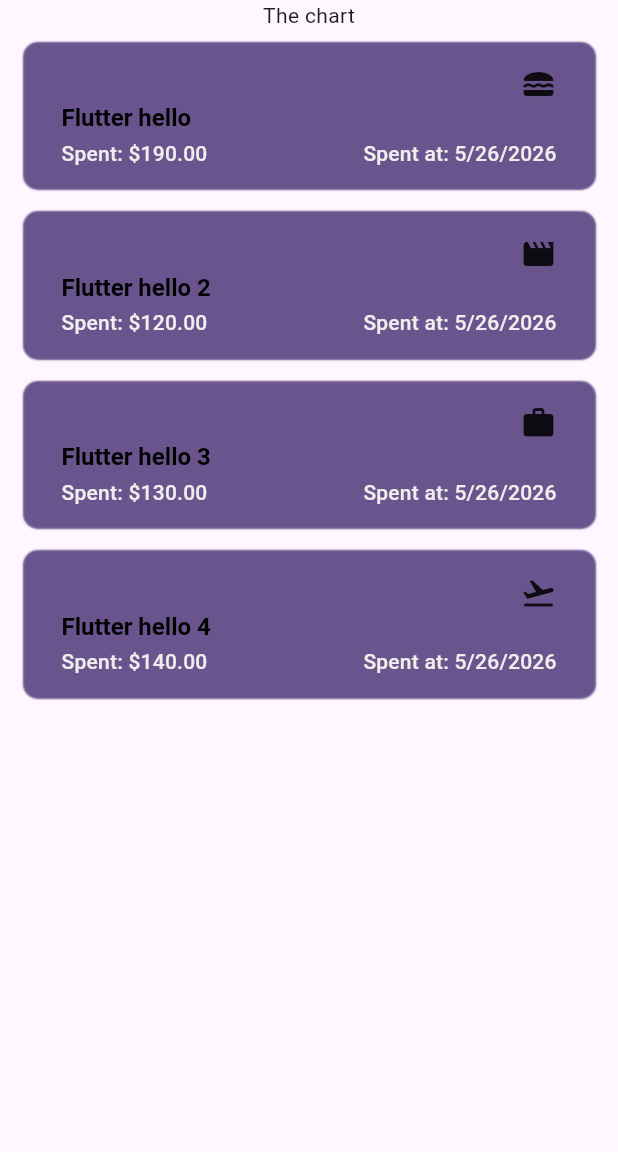
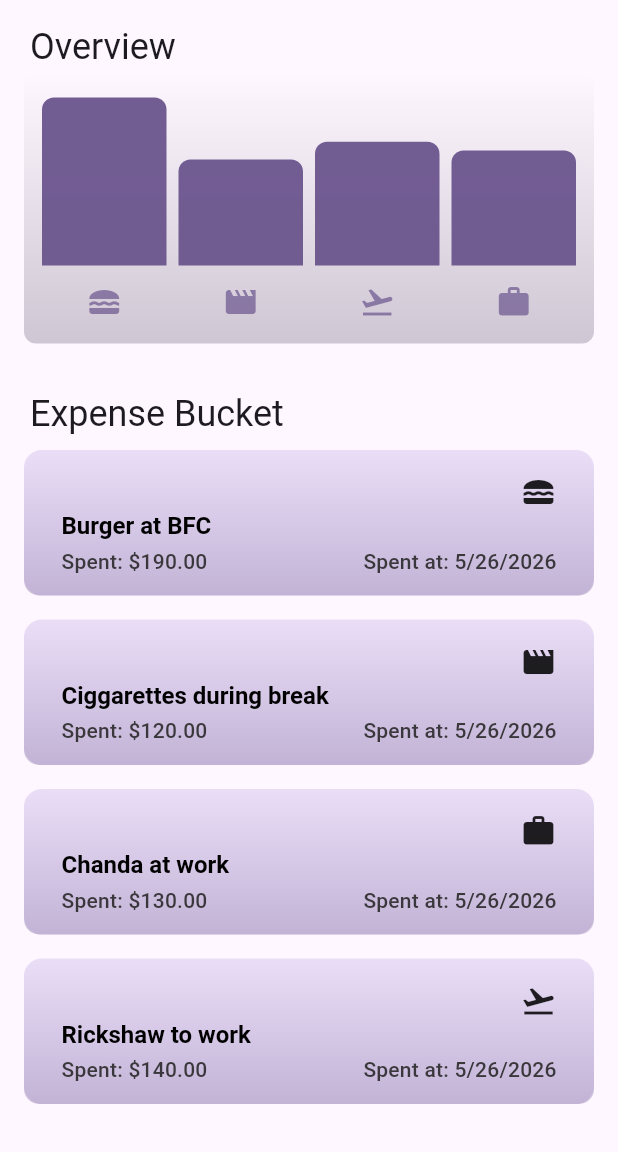
Before and after one commit to Mir-37/expense_tracker_flutter, a Flutter app: the screen it shows after launch, on a phone screen of 412 x 824 dp, the part 84-1236 px from its top. Run offline on Flutter 3.47's test engine with Material 3 defaults, Android fonts, the phone set to English and light mode, and no system bars.

Commit message:
Refactor chart and expense components for improved UI and data handling; add ExpenseBucket class for expense categorization

```diff
--- a/lib/main.dart
+++ b/lib/main.dart
@@ -25,8 +25,8 @@
         ),
         elevatedButtonTheme: ElevatedButtonThemeData(
           style: ElevatedButton.styleFrom(
-            backgroundColor: kDarkColorScheme.tertiaryContainer,
-            // foregroundColor: kDarkColorScheme.onTertiaryContainer,
+            backgroundColor: kDarkColorScheme.primaryContainer,
+            foregroundColor: kDarkColorScheme.onPrimaryContainer,
           ),
         ),
         textTheme: ThemeData().textTheme.copyWith(
@@ -41,7 +41,10 @@
           ),
           titleSmall: TextStyle(
             fontSize: 12,
-            color: Colors.black87,
+            color: Colors.white,
+          ),
+          headlineSmall: TextStyle(
+            color: const Color.fromARGB(255, 240, 237, 237),
           ),
         ),
       ),
@@ -62,7 +65,8 @@
         ),
         elevatedButtonTheme: ElevatedButtonThemeData(
           style: ElevatedButton.styleFrom(
-            backgroundColor: kColorScheme.tertiaryContainer,
+            backgroundColor: kDarkColorScheme.secondaryContainer,
+            foregroundColor: kDarkColorScheme.onSecondaryContainer,
           ),
         ),
         textTheme: ThemeData().textTheme.copyWith(
@@ -73,11 +77,11 @@
           ),
           titleMedium: TextStyle(
             fontSize: 14,
-            color: const Color.fromARGB(255, 240, 237, 237),
+            color: const Color.fromARGB(221, 36, 35, 35),
           ),
           titleSmall: TextStyle(
             fontSize: 12,
-            color: Colors.black87,
+            color: const Color.fromARGB(221, 36, 35, 35),
           ),
         ),
       ),
--- a/lib/models/expense.dart
+++ b/lib/models/expense.dart
@@ -33,3 +33,28 @@
     return formatter.format(date);
   }
 }
+
+class ExpenseBucket {
+  final Category category;
+  final List<Expense> expenses;
+
+  const ExpenseBucket({
+    required this.category,
+    required this.expenses,
+  });
+
+  ExpenseBucket.forCategory(List<Expense> allExpenses, this.category)
+    : expenses = allExpenses
+          .where((expense) => expense.category == category)
+          .toList();
+
+  double get totalExpenses {
+    double sum = 0;
+
+    for (final expense in expenses) {
+      sum += expense.amount;
+    }
+
+    return sum;
+  }
+}
--- /dev/null
+++ b/lib/widgets/chart/chart.dart
@@ -0,0 +1,94 @@
+import 'package:flutter/material.dart';
+
+import 'package:udemy_flutter_4/widgets/chart/chart_bar.dart';
+import 'package:udemy_flutter_4/models/expense.dart';
+
+class Chart extends StatelessWidget {
+  const Chart({super.key, required this.expenses});
+
+  final List<Expense> expenses;
+
+  List<ExpenseBucket> get buckets {
+    return [
+      ExpenseBucket.forCategory(expenses, Category.food),
+      ExpenseBucket.forCategory(expenses, Category.leisure),
+      ExpenseBucket.forCategory(expenses, Category.travel),
+      ExpenseBucket.forCategory(expenses, Category.work),
+    ];
+  }
+
+  double get maxTotalExpense {
+    double maxTotalExpense = 0;
+
+    for (final bucket in buckets) {
+      if (bucket.totalExpenses > maxTotalExpense) {
+        maxTotalExpense = bucket.totalExpenses;
+      }
+    }
+
+    return maxTotalExpense;
+  }
+
+  @override
+  Widget build(BuildContext context) {
+    final isDarkMode =
+        MediaQuery.of(context).platformBrightness == Brightness.dark;
+    return Container(
+      margin: const EdgeInsets.fromLTRB(16, 2, 16, 16),
+      padding: const EdgeInsets.symmetric(
+        vertical: 16,
+        horizontal: 8,
+      ),
+      width: double.infinity,
+      height: 180,
+      decoration: BoxDecoration(
+        borderRadius: BorderRadius.circular(8),
+        gradient: LinearGradient(
+          colors: [
+            Theme.of(context).colorScheme.secondary.withAlpha(79),
+            Theme.of(context).colorScheme.secondary.withAlpha(0),
+          ],
+          begin: Alignment.bottomCenter,
+          end: Alignment.topCenter,
+        ),
+      ),
+      child: Column(
+        children: [
+          Expanded(
+            child: Row(
+              crossAxisAlignment: CrossAxisAlignment.end,
+              children: [
+                for (final bucket in buckets) // alternative to map()
+                  ChartBar(
+                    fill: bucket.totalExpenses == 0
+                        ? 0
+                        : bucket.totalExpenses / maxTotalExpense,
+                  ),
+              ],
+            ),
+          ),
+          const SizedBox(height: 12),
+          Row(
+            children: buckets
+                .map(
+                  (bucket) => Expanded(
+                    child: Padding(
+                      padding: const EdgeInsets.symmetric(horizontal: 4),
+                      child: Icon(
+                        categoryIcons[bucket.category],
+                        color: isDarkMode
+                            ? Theme.of(context).colorScheme.primary
+                            : Theme.of(
+                                context,
+                              ).colorScheme.primary.withAlpha(179),
+                      ),
+                    ),
+                  ),
+                )
+                .toList(),
+          ),
+        ],
+      ),
+    );
+  }
+}
--- /dev/null
+++ b/lib/widgets/chart/chart_bar.dart
@@ -0,0 +1,35 @@
+import 'package:flutter/material.dart';
+
+class ChartBar extends StatelessWidget {
+  const ChartBar({
+    super.key,
+    required this.fill,
+  });
+
+  final double fill;
+
+  @override
+  Widget build(BuildContext context) {
+    final isDarkMode =
+        MediaQuery.of(context).platformBrightness == Brightness.dark;
+    return Expanded(
+      child: Padding(
+        padding: const EdgeInsets.symmetric(horizontal: 4),
+        child: FractionallySizedBox(
+          heightFactor: fill,
+          child: DecoratedBox(
+            decoration: BoxDecoration(
+              shape: BoxShape.rectangle,
+              borderRadius: const BorderRadius.vertical(
+                top: Radius.circular(8),
+              ),
+              color: isDarkMode
+                  ? Theme.of(context).colorScheme.secondary
+                  : Theme.of(context).colorScheme.primary.withAlpha(240),
+            ),
+          ),
+        ),
+      ),
+    );
+  }
+}
--- a/lib/widgets/expenses.dart
+++ b/lib/widgets/expenses.dart
@@ -1,4 +1,5 @@
 import 'package:flutter/material.dart';
+import 'package:udemy_flutter_4/widgets/chart/chart.dart';
 import 'package:udemy_flutter_4/widgets/expenses_list/expenses_list.dart';
 import 'package:udemy_flutter_4/models/expense.dart';
 import 'package:udemy_flutter_4/widgets/new_expense.dart';
@@ -43,25 +44,25 @@
 
   final List<Expense> _registeredExpenses = [
     Expense(
-      title: 'Flutter hello',
+      title: 'Burger at BFC',
       amount: 190,
       date: DateTime.now(),
       category: Category.food,
     ),
     Expense(
-      title: 'Flutter hello 2',
+      title: 'Ciggarettes during break',
       amount: 120,
       date: DateTime.now(),
       category: Category.leisure,
     ),
     Expense(
-      title: 'Flutter hello 3',
+      title: 'Chanda at work',
       amount: 130,
       date: DateTime.now(),
       category: Category.work,
     ),
     Expense(
-      title: 'Flutter hello 4',
+      title: 'Rickshaw to work',
       amount: 140,
       date: DateTime.now(),
       category: Category.travel,
@@ -119,7 +120,35 @@
       ),
       body: Column(
         children: [
-          const Text('The chart'),
+          const SizedBox(
+            height: 15,
+          ),
+          Row(
+            children: [
+              const SizedBox(
+                width: 20,
+              ),
+              Text(
+                'Overview',
+                style: Theme.of(context).textTheme.headlineSmall,
+              ),
+            ],
+          ),
+          Chart(expenses: _registeredExpenses),
+          const SizedBox(
+            height: 15,
+          ),
+          Row(
+            children: [
+              const SizedBox(
+                width: 20,
+              ),
+              Text(
+                'Expense Bucket',
+                style: Theme.of(context).textTheme.headlineSmall,
+              ),
+            ],
+          ),
           Expanded(
             child: mainContent,
           ),
--- a/lib/widgets/expenses_list/expense_item.dart
+++ b/lib/widgets/expenses_list/expense_item.dart
@@ -13,21 +13,14 @@
       child: Container(
         decoration: BoxDecoration(
           borderRadius: BorderRadius.circular(10),
-          boxShadow: [
-            BoxShadow(
-              color: kColorScheme.surfaceTint,
-              spreadRadius: 0.7,
-              blurRadius: 0.3,
-              offset: Offset.fromDirection(1.0),
-            ),
-          ],
-          // gradient: LinearGradient(
-          //   colors: [
-          //     kColorScheme.tertiaryFixedDim.withAlpha(95),
-          //     // kColorScheme.secondaryFixedDim.withAlpha(55),
-          //     kColorScheme.tertiaryFixedDim.withAlpha(150),
-          //   ],
-          // ),
+          gradient: LinearGradient(
+            colors: [
+              Theme.of(context).colorScheme.primary.withAlpha(79),
+              Theme.of(context).colorScheme.primary.withAlpha(0),
+            ],
+            begin: Alignment.bottomCenter,
+            end: Alignment.topCenter,
+          ),
         ),
         child: Padding(
           padding: const EdgeInsets.symmetric(
--- a/lib/widgets/new_expense.dart
+++ b/lib/widgets/new_expense.dart
@@ -200,6 +200,7 @@
                         : formatter.format(
                             _selectedDate!,
                           ), // ! means never be null tell flutter
+                    style: Theme.of(context).textTheme.titleMedium,
                   ),
 
                   IconButton(
@@ -228,9 +229,7 @@
                 width: 20,
               ),
               ElevatedButton(
-                style: ElevatedButton.styleFrom(
-                  backgroundColor: Theme.of(context).primaryColor,
-                ),
+                style: Theme.of(context).elevatedButtonTheme.style,
                 onPressed: () => {
                   // print(double.tryParse(_amountController.text)),
                   // print(_titleController.text),
```
